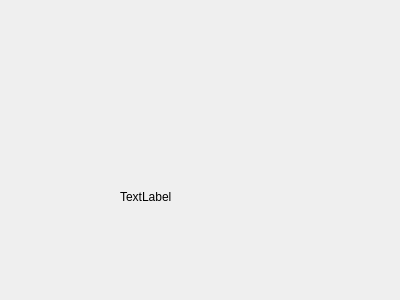
Above: QuickTray/ui.ui from Pfolg/QuickTray before the change. Below: the same form after it.
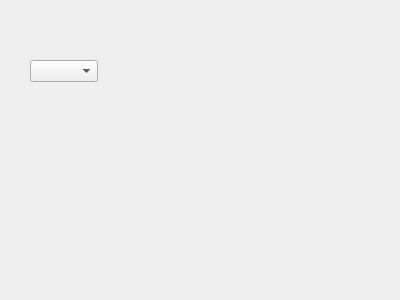
That is the form after the change.

```diff
--- a/QuickTray/ui.ui
+++ b/QuickTray/ui.ui
@@ -13,30 +13,15 @@
   <property name="windowTitle">
    <string>Form</string>
   </property>
-  <widget class="QLabel" name="label">
+  <widget class="QComboBox" name="comboBox">
    <property name="geometry">
     <rect>
-     <x>120</x>
-     <y>190</y>
-     <width>211</width>
-     <height>71</height>
+     <x>30</x>
+     <y>60</y>
+     <width>68</width>
+     <height>22</height>
     </rect>
    </property>
-   <property name="sizePolicy">
-    <sizepolicy hsizetype="Expanding" vsizetype="Expanding">
-     <horstretch>0</horstretch>
-     <verstretch>0</verstretch>
-    </sizepolicy>
-   </property>
-   <property name="text">
-    <string>TextLabel</string>
-   </property>
-   <property name="alignment">
-    <set>Qt::AlignLeading|Qt::AlignLeft|Qt::AlignTop</set>
-   </property>
-   <property name="wordWrap">
-    <bool>true</bool>
-   </property>
   </widget>
  </widget>
  <resources/>
```
